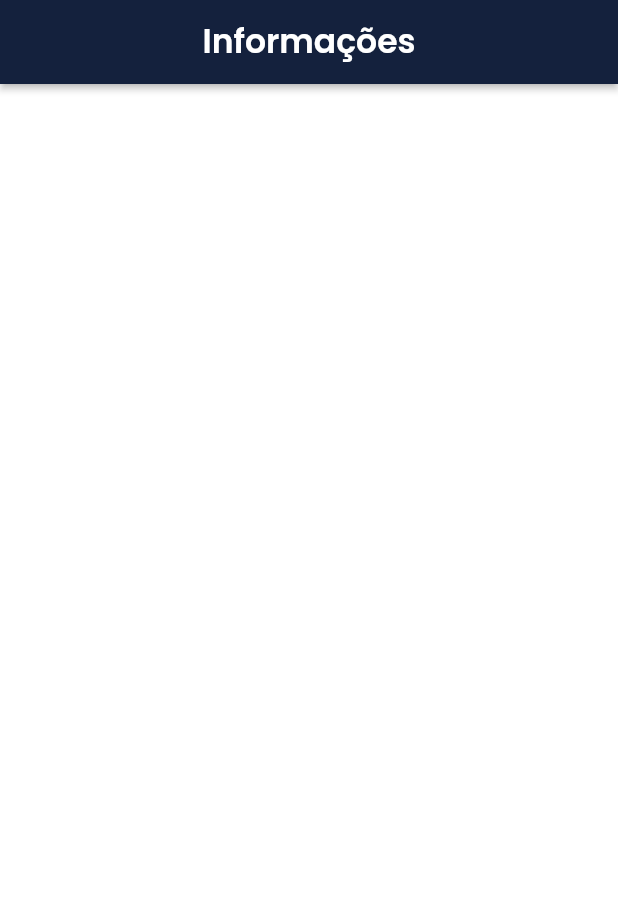
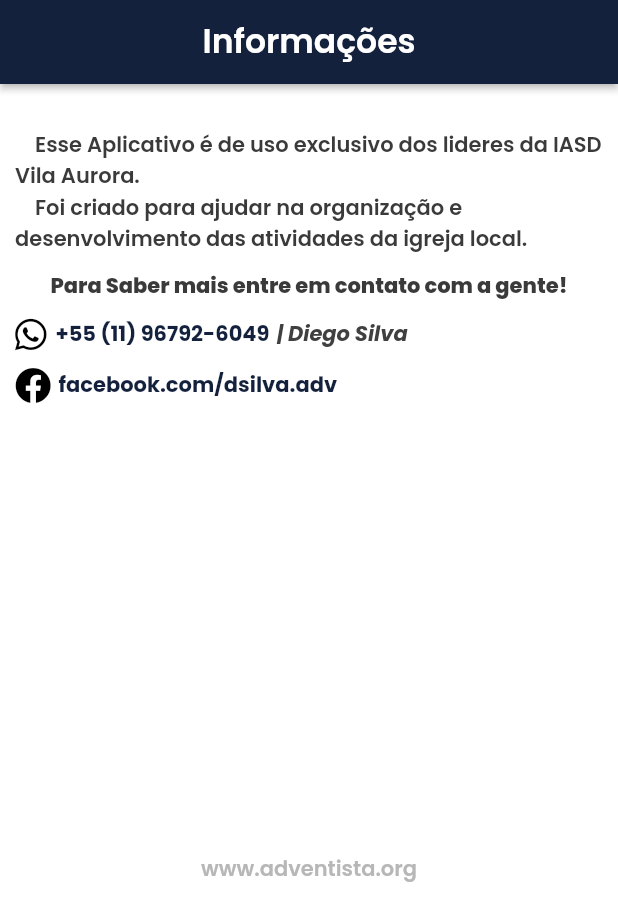
Before and after one commit to diegosilvaadv/escala-iasd-vilaaurora, a Flutter app: the InfoWidget screen opened directly, on a phone screen of 412 x 824 dp. Shown: the top 921 px of the screen. Run offline on Flutter 3.47's test engine with Material 2 defaults, Android fonts, the phone set to English and light mode, and no system bars; drawn by our look-alikes of auto_size_text; our stand-ins replace built_collection, built_value, cloud_firestore, firebase_auth, firebase_core, flutter_spinkit and 6 more; accounts and stored records are empty; generated files the repository leaves out were written again.

Commit message:
Updating to latest FlutterFlow output.

```diff
--- a/lib/info/info_widget.dart
+++ b/lib/info/info_widget.dart
@@ -1,7 +1,9 @@
 import '../flutter_flow/flutter_flow_theme.dart';
 import '../flutter_flow/flutter_flow_util.dart';
+import 'package:auto_size_text/auto_size_text.dart';
 import 'package:flutter/material.dart';
 import 'package:flutter_spinkit/flutter_spinkit.dart';
+import 'package:font_awesome_flutter/font_awesome_flutter.dart';
 import 'package:google_fonts/google_fonts.dart';
 
 class InfoWidget extends StatefulWidget {
@@ -37,9 +39,110 @@ class _InfoWidgetState extends State<InfoWidget> {
       body: SafeArea(
         child: GestureDetector(
           onTap: () => FocusScope.of(context).unfocus(),
-          child: Column(
-            mainAxisSize: MainAxisSize.max,
-            children: [],
+          child: Padding(
+            padding: EdgeInsetsDirectional.fromSTEB(10, 30, 10, 0),
+            child: Column(
+              mainAxisSize: MainAxisSize.max,
+              children: [
+                Text(
+                  '    Esse Aplicativo é de uso exclusivo dos lideres da IASD Vila Aurora.  \n    Foi criado para ajudar na organização e desenvolvimento das atividades da igreja local.  ',
+                  style: FlutterFlowTheme.of(context).bodyText1.override(
+                        fontFamily: 'Poppins',
+                        color: Color(0xFF3A3A3A),
+                      ),
+                ),
+                Padding(
+                  padding: EdgeInsetsDirectional.fromSTEB(0, 10, 0, 0),
+                  child: Text(
+                    'Para Saber mais entre em contato com a gente!',
+                    style: FlutterFlowTheme.of(context).bodyText1.override(
+                          fontFamily: 'Poppins',
+                          color: Color(0xFF3A3A3A),
+                          fontWeight: FontWeight.w800,
+                        ),
+                  ),
+                ),
+                Padding(
+                  padding: EdgeInsetsDirectional.fromSTEB(0, 10, 0, 0),
+                  child: Row(
+                    mainAxisSize: MainAxisSize.max,
+                    children: [
+                      FaIcon(
+                        FontAwesomeIcons.whatsapp,
+                        color: Colors.black,
+                        size: 24,
+                      ),
+                      Padding(
+                        padding: EdgeInsetsDirectional.fromSTEB(3, 0, 0, 0),
+                        child: AutoSizeText(
+                          ' +55 (11) 96792-6049',
+                          style: FlutterFlowTheme.of(context)
+                              .bodyText1
+                              .override(
+                                fontFamily: 'Poppins',
+                                color:
+                                    FlutterFlowTheme.of(context).primaryColor,
+                                fontWeight: FontWeight.bold,
+                              ),
+                        ),
+                      ),
+                      Padding(
+                        padding: EdgeInsetsDirectional.fromSTEB(5, 0, 0, 0),
+                        child: Text(
+                          '| Diego Silva',
+                          style:
+                              FlutterFlowTheme.of(context).bodyText1.override(
+                                    fontFamily: 'Poppins',
+                                    color: Color(0xFF404040),
+                                    fontStyle: FontStyle.italic,
+                                  ),
+                        ),
+                      ),
+                    ],
+                  ),
+                ),
+                Padding(
+                  padding: EdgeInsetsDirectional.fromSTEB(0, 10, 0, 0),
+                  child: Row(
+                    mainAxisSize: MainAxisSize.max,
+                    children: [
+                      FaIcon(
+                        FontAwesomeIcons.facebook,
+                        color: Colors.black,
+                        size: 24,
+                      ),
+                      Padding(
+                        padding: EdgeInsetsDirectional.fromSTEB(5, 0, 0, 0),
+                        child: AutoSizeText(
+                          'facebook.com/dsilva.adv',
+                          style: FlutterFlowTheme.of(context)
+                              .bodyText1
+                              .override(
+                                fontFamily: 'Poppins',
+                                color:
+                                    FlutterFlowTheme.of(context).primaryColor,
+                                fontWeight: FontWeight.bold,
+                              ),
+                        ),
+                      ),
+                    ],
+                  ),
+                ),
+                Padding(
+                  padding: EdgeInsetsDirectional.fromSTEB(0, 300, 0, 0),
+                  child: Row(
+                    mainAxisSize: MainAxisSize.max,
+                    mainAxisAlignment: MainAxisAlignment.center,
+                    children: [
+                      Text(
+                        'www.adventista.org',
+                        style: FlutterFlowTheme.of(context).bodyText1,
+                      ),
+                    ],
+                  ),
+                ),
+              ],
+            ),
           ),
         ),
       ),
```
